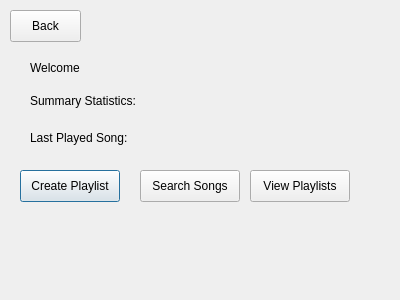
First picture: the form in Music-Manager/user.ui, repository david-boules/Music-Playlist-Manager, before the edit.
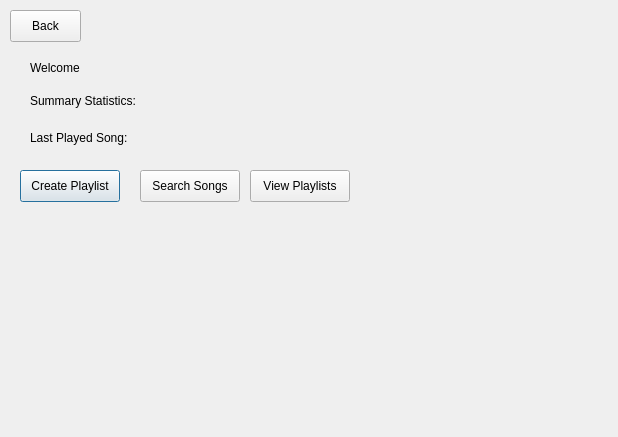
Second picture: the form after the edit.

Commit message: Improved admin and mainwindow .ui designs

```diff
--- a/Music-Manager/user.ui
+++ b/Music-Manager/user.ui
@@ -6,8 +6,8 @@
    <rect>
     <x>0</x>
     <y>0</y>
-    <width>400</width>
-    <height>300</height>
+    <width>618</width>
+    <height>437</height>
    </rect>
   </property>
   <property name="windowTitle">
```
The commit also changes 4 other files.
